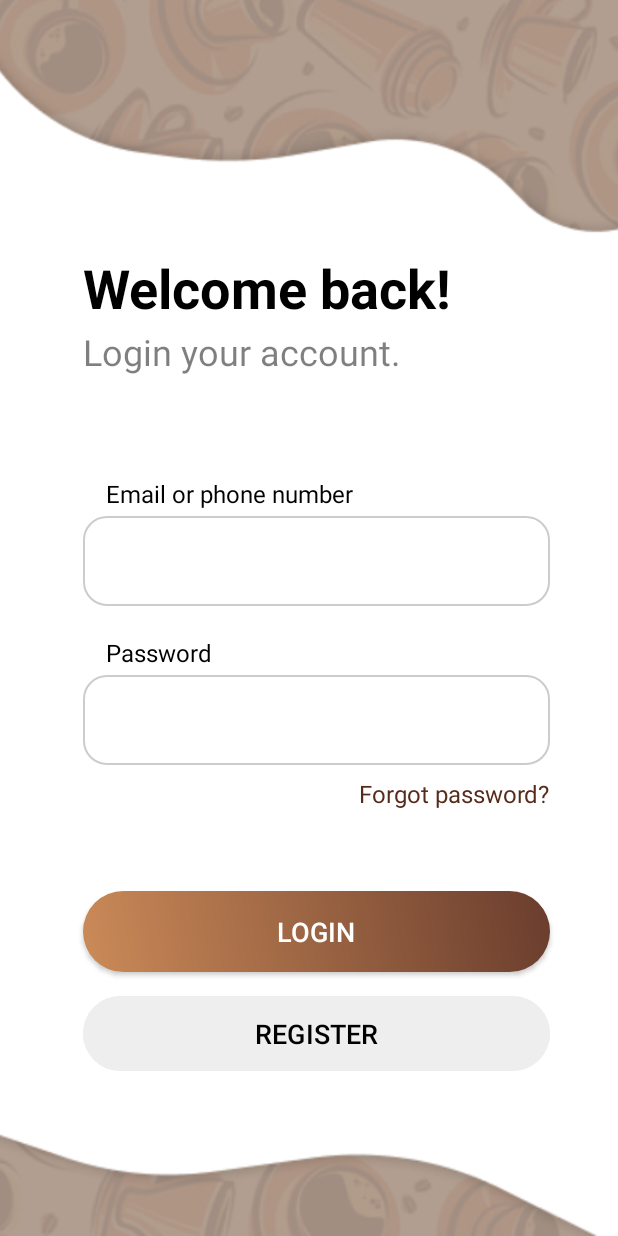
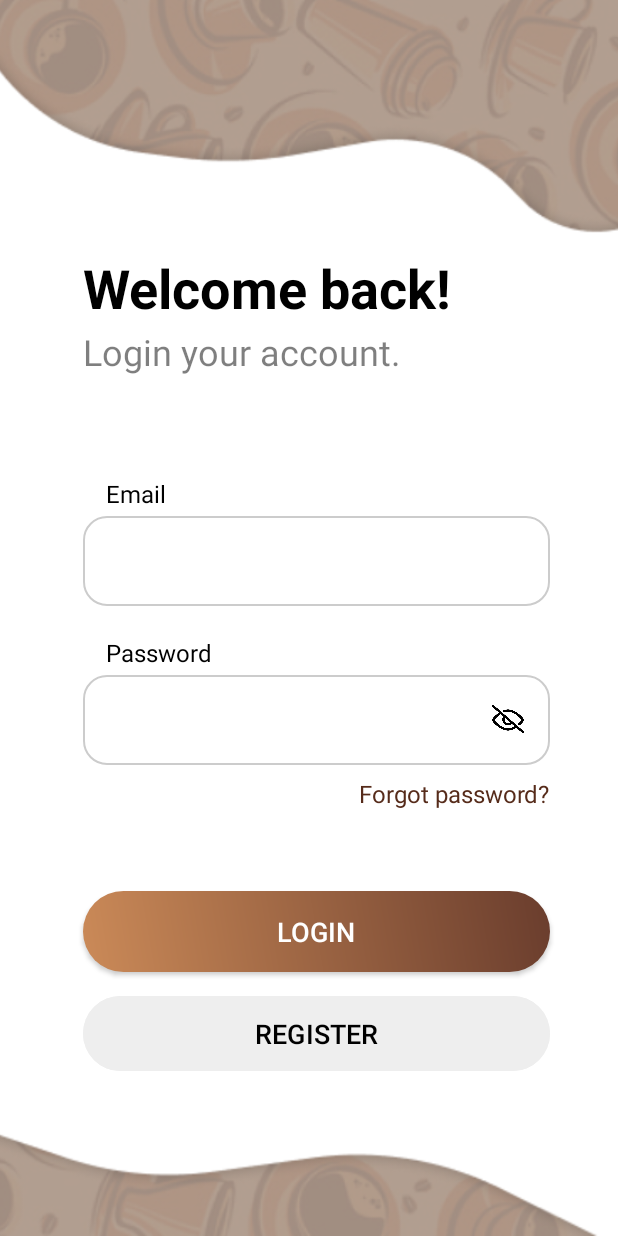
Before and after one commit to mitiie/android_app_final, an Android app: the screen it shows after launch (LoginActivity), on a phone screen of 412 x 824 dp. Run offline under Robolectric (Android 15) with nearby library versions, the phone set to English and light mode, and no system bars; our stand-ins replace Firebase (no records; nobody signed in at launch, a user with empty details on screens opened directly).

Commit message:
show/hide password and clean code

```diff
--- a/app/src/main/java/com/example/androidappfinal/adapters/CartAdapter.java
+++ b/app/src/main/java/com/example/androidappfinal/adapters/CartAdapter.java
@@ -14,7 +14,6 @@ import com.example.androidappfinal.R;
 import com.example.androidappfinal.models.Cart;
 import com.google.firebase.database.DatabaseReference;
 import com.google.firebase.database.FirebaseDatabase;
-
 import java.util.List;
 
 public class CartAdapter extends RecyclerView.Adapter<CartAdapter.CartViewHolder> {
--- a/app/src/main/java/com/example/androidappfinal/adapters/FavoriteAdapter.java
+++ b/app/src/main/java/com/example/androidappfinal/adapters/FavoriteAdapter.java
@@ -9,7 +9,6 @@ import android.widget.ImageView;
 import android.widget.LinearLayout;
 import android.widget.TextView;
 import android.widget.Toast;
-
 import androidx.annotation.NonNull;
 import androidx.recyclerview.widget.RecyclerView;
 import com.bumptech.glide.Glide;
@@ -24,7 +23,6 @@ import com.google.firebase.database.DatabaseError;
 import com.google.firebase.database.DatabaseReference;
 import com.google.firebase.database.FirebaseDatabase;
 import com.google.firebase.database.ValueEventListener;
-
 import java.util.List;
 
 public class FavoriteAdapter extends RecyclerView.Adapter<FavoriteAdapter.FavViewHolder> {
--- a/app/src/main/java/com/example/androidappfinal/adapters/ProductAdapter.java
+++ b/app/src/main/java/com/example/androidappfinal/adapters/ProductAdapter.java
@@ -11,7 +11,6 @@ import android.widget.ImageView;
 import android.widget.LinearLayout;
 import android.widget.TextView;
 import android.widget.Toast;
-
 import androidx.annotation.NonNull;
 import androidx.recyclerview.widget.RecyclerView;
 import com.bumptech.glide.Glide;
@@ -25,7 +24,6 @@ import com.google.firebase.database.DatabaseError;
 import com.google.firebase.database.DatabaseReference;
 import com.google.firebase.database.FirebaseDatabase;
 import com.google.firebase.database.ValueEventListener;
-
 import java.util.List;
 
 public class ProductAdapter extends RecyclerView.Adapter<ProductAdapter.ProductViewHolder> {
--- a/app/src/main/java/com/example/androidappfinal/authenticate/LoginActivity.java
+++ b/app/src/main/java/com/example/androidappfinal/authenticate/LoginActivity.java
@@ -2,9 +2,11 @@ package com.example.androidappfinal.authenticate;
 
 import android.content.Intent;
 import android.os.Bundle;
+import android.text.InputType;
 import android.util.Log;
 import android.widget.Button;
 import android.widget.EditText;
+import android.widget.ImageView;
 import android.widget.TextView;
 import android.widget.Toast;
 import androidx.activity.EdgeToEdge;
@@ -23,6 +25,8 @@ public class LoginActivity extends AppCompatActivity {
     private Button loginButton;
     private EditText edtPassword;
     private EditText edtEmail;
+    private ImageView eyeToggle;
+    private boolean isPasswordVisible = false;
 
     @Override
     protected void onCreate(Bundle savedInstanceState) {
@@ -40,6 +44,19 @@ public class LoginActivity extends AppCompatActivity {
         setupUI();
     }
     private void setupUI() {
+        eyeToggle = findViewById(R.id.eyeToggle);
+        eyeToggle.setOnClickListener(v -> {
+            if (isPasswordVisible) {
+                edtPassword.setInputType(InputType.TYPE_CLASS_TEXT | InputType.TYPE_TEXT_VARIATION_PASSWORD);
+                eyeToggle.setImageResource(R.drawable.ic_eye);
+            } else {
+                edtPassword.setInputType(InputType.TYPE_CLASS_TEXT | InputType.TYPE_TEXT_VARIATION_VISIBLE_PASSWORD);
+                eyeToggle.setImageResource(R.drawable.ic_eye_open);
+            }
+            edtPassword.setSelection(edtPassword.getText().length());
+            isPasswordVisible = !isPasswordVisible;
+        });
+
         edtEmail = findViewById(R.id.emailInput);
         edtPassword = findViewById(R.id.passwordInput);
         registerButton = findViewById(R.id.registerButton);
--- a/app/src/main/java/com/example/androidappfinal/authenticate/RegisterActivity.java
+++ b/app/src/main/java/com/example/androidappfinal/authenticate/RegisterActivity.java
@@ -15,7 +15,6 @@ import com.google.firebase.database.FirebaseDatabase;
 import java.util.UUID;
 
 public class RegisterActivity extends AppCompatActivity {
-
     private EditText emailInput, passwordInput, confirmPasswordInput;
     private TextView loginLink, registerButton;
 
--- a/app/src/main/java/com/example/androidappfinal/cart/OrderActivity.java
+++ b/app/src/main/java/com/example/androidappfinal/cart/OrderActivity.java
@@ -3,7 +3,6 @@ package com.example.androidappfinal.cart;
 import android.content.Intent;
 import android.os.Bundle;
 import android.view.View;
-import android.widget.Button;
 import android.widget.ImageView;
 import android.widget.LinearLayout;
 import android.widget.TextView;
@@ -14,7 +13,6 @@ import androidx.appcompat.app.AlertDialog;
 import androidx.appcompat.app.AppCompatActivity;
 import androidx.recyclerview.widget.LinearLayoutManager;
 import androidx.recyclerview.widget.RecyclerView;
-
 import com.bumptech.glide.Glide;
 import com.example.androidappfinal.R;
 import com.example.androidappfinal.adapters.CartAdapter;
@@ -22,7 +20,6 @@ import com.example.androidappfinal.helpers.SessionManager;
 import com.example.androidappfinal.models.Cart;
 import com.example.androidappfinal.models.User;
 import com.google.firebase.database.*;
-
 import java.util.ArrayList;
 import java.util.List;
 
--- a/app/src/main/java/com/example/androidappfinal/cart/TrackOrderActivity.java
+++ b/app/src/main/java/com/example/androidappfinal/cart/TrackOrderActivity.java
@@ -3,10 +3,8 @@ package com.example.androidappfinal.cart;
 import android.content.Intent;
 import android.os.Bundle;
 import android.widget.Button;
-
 import androidx.activity.EdgeToEdge;
 import androidx.appcompat.app.AppCompatActivity;
-
 import com.example.androidappfinal.R;
 
 public class TrackOrderActivity extends AppCompatActivity {
--- a/app/src/main/java/com/example/androidappfinal/cart/TrackOrderStatusActivity.java
+++ b/app/src/main/java/com/example/androidappfinal/cart/TrackOrderStatusActivity.java
@@ -3,10 +3,8 @@ package com.example.androidappfinal.cart;
 import android.content.Intent;
 import android.os.Bundle;
 import android.widget.ImageView;
-
 import androidx.activity.EdgeToEdge;
 import androidx.appcompat.app.AppCompatActivity;
-
 import com.example.androidappfinal.R;
 import com.example.androidappfinal.base.MainActivity;
 
--- a/app/src/main/java/com/example/androidappfinal/favorite/FavoriteFragment.java
+++ b/app/src/main/java/com/example/androidappfinal/favorite/FavoriteFragment.java
@@ -20,7 +20,6 @@ import com.google.firebase.database.DataSnapshot;
 import com.google.firebase.database.DatabaseError;
 import com.google.firebase.database.FirebaseDatabase;
 import com.google.firebase.database.ValueEventListener;
-
 import java.util.ArrayList;
 import java.util.List;
 
--- a/app/src/main/java/com/example/androidappfinal/home/ProductDetailActivity.java
+++ b/app/src/main/java/com/example/androidappfinal/home/ProductDetailActivity.java
@@ -8,7 +8,6 @@ import android.widget.ImageButton;
 import android.widget.ImageView;
 import android.widget.TextView;
 import android.widget.Toast;
-
 import androidx.activity.EdgeToEdge;
 import androidx.annotation.NonNull;
 import androidx.appcompat.app.AppCompatActivity;
--- a/app/src/main/java/com/example/androidappfinal/profile/ProfileFragment.java
+++ b/app/src/main/java/com/example/androidappfinal/profile/ProfileFragment.java
@@ -22,7 +22,6 @@ import com.google.firebase.database.FirebaseDatabase;
 import com.google.firebase.database.ValueEventListener;
 
 public class ProfileFragment extends Fragment {
-
     private ImageView profileImage;
     private TextView profileName, profilePhone, profileAddress;
     private ActivityResultLauncher<Intent> pickImageLauncher;
--- a/app/src/main/res/layout/activity_login.xml
+++ b/app/src/main/res/layout/activity_login.xml
@@ -45,12 +45,12 @@
         app:layout_constraintTop_toBottomOf="@id/welcomeText"
         app:layout_constraintStart_toStartOf="@id/welcomeText" />
 
-    <!-- Email or Phone Label -->
+    <!-- Email -->
     <TextView
         android:id="@+id/emailLabel"
         android:layout_width="wrap_content"
         android:layout_height="wrap_content"
-        android:text="Email or phone number"
+        android:text="Email"
         android:textColor="#000"
         android:textSize="16sp"
         android:layout_marginTop="67dp"
@@ -98,6 +98,19 @@
         app:layout_constraintStart_toStartOf="@id/emailInput"
         app:layout_constraintEnd_toEndOf="@id/emailInput" />
 
+    <ImageView
+        android:id="@+id/eyeToggle"
+        android:layout_width="24dp"
+        android:layout_height="24dp"
+        android:layout_marginEnd="16dp"
+        android:src="@drawable/ic_eye"
+        android:contentDescription="Toggle Password Visibility"
+        android:clickable="true"
+        android:focusable="true"
+        app:layout_constraintTop_toTopOf="@id/passwordInput"
+        app:layout_constraintBottom_toBottomOf="@id/passwordInput"
+        app:layout_constraintEnd_toEndOf="@id/passwordInput" />
+
     <!-- Forgot Password Link -->
     <TextView
         android:id="@+id/forgotPassword"
--- a/app/src/main/res/layout/activity_register.xml
+++ b/app/src/main/res/layout/activity_register.xml
@@ -38,7 +38,7 @@
         android:id="@+id/register_emailLabel"
         android:layout_width="wrap_content"
         android:layout_height="wrap_content"
-        android:text="Email or phone number"
+        android:text="Email"
         android:textColor="#000"
         android:textSize="16sp"
         android:layout_marginTop="140dp"
```
Also changed, not shown: app/src/main/res/drawable/ic_eye.png (added), app/src/main/res/drawable/ic_eye_open.png (added).
